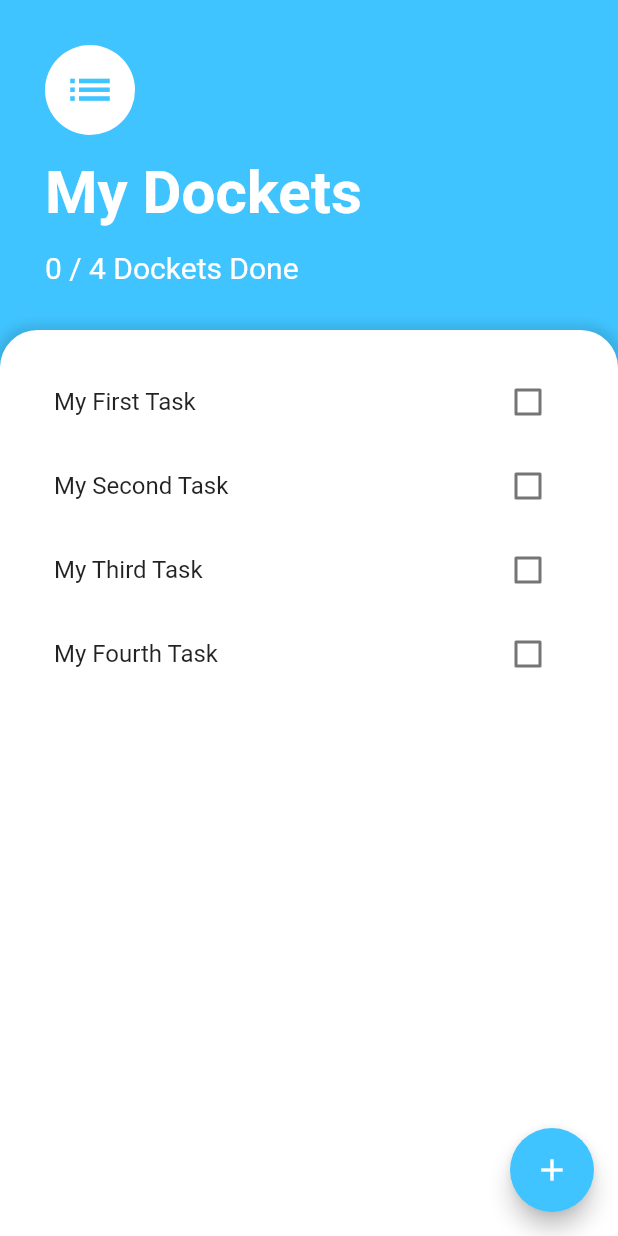
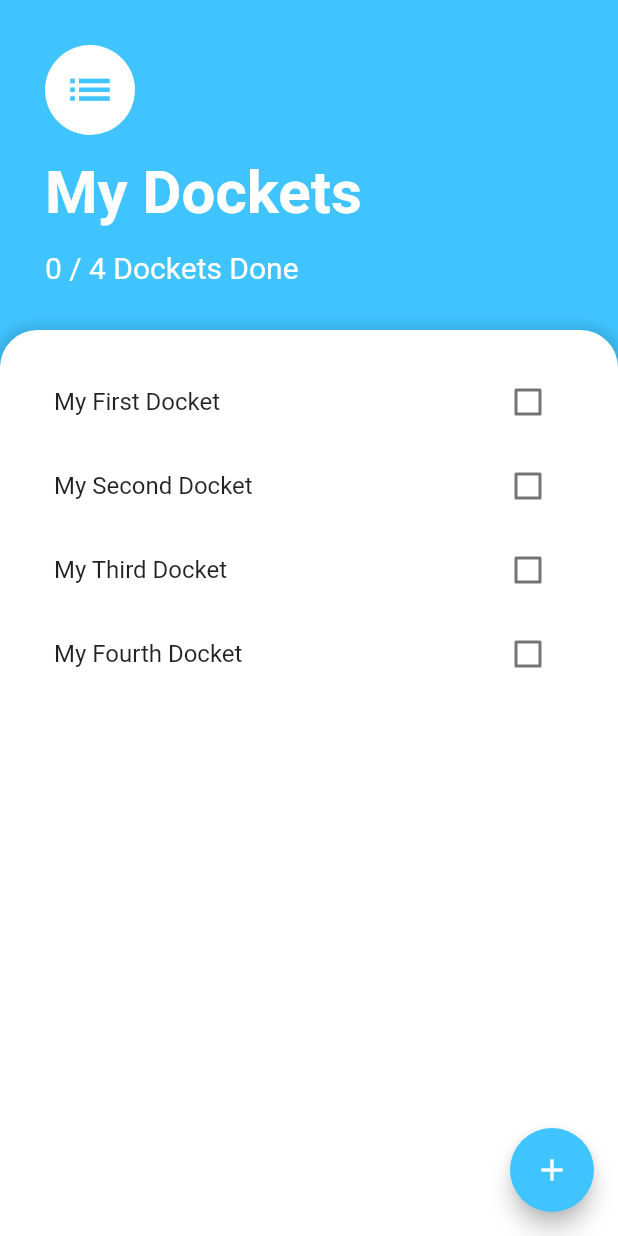
Before and after one commit to patelprashant/flutter_docket, a Flutter app: the screen it shows after launch, on a phone screen of 412 x 824 dp. Run offline on Flutter 3.47's test engine with Material 2 defaults, Android fonts, the phone set to English and light mode, and no system bars.

Commit message:
Fixed typo in files

```diff
--- a/lib/components/dockets_list.dart
+++ b/lib/components/dockets_list.dart
@@ -1,5 +1,5 @@
 import 'package:flutter/material.dart';
-import 'package:flutter_docket/model/docekt_data.dart';
+import 'package:flutter_docket/model/docket_data.dart';
 import 'package:provider/provider.dart';
 
 import 'docket_tile.dart';
--- a/lib/main.dart
+++ b/lib/main.dart
@@ -1,5 +1,5 @@
 import 'package:flutter/material.dart';
-import 'package:flutter_docket/model/docekt_data.dart';
+import 'package:flutter_docket/model/docket_data.dart';
 import 'package:flutter_docket/screens/dockets_screen.dart';
 import 'package:provider/provider.dart';
 
--- a/lib/model/docekt_data.dart
+++ b/lib/model/docket_data.dart
@@ -6,10 +6,10 @@ import 'docket.dart';
 
 class DocketData extends ChangeNotifier {
   List<Docket> _dockets = [
-    Docket(name: "My First Task"),
-    Docket(name: "My Second Task"),
-    Docket(name: "My Third Task"),
-    Docket(name: "My Fourth Task"),
+    Docket(name: "My First Docket"),
+    Docket(name: "My Second Docket"),
+    Docket(name: "My Third Docket"),
+    Docket(name: "My Fourth Docket"),
   ];
 
   UnmodifiableListView<Docket> get dockets {
--- a/lib/screens/add_docket_screen.dart
+++ b/lib/screens/add_docket_screen.dart
@@ -1,6 +1,5 @@
 import 'package:flutter/material.dart';
-import 'package:flutter_docket/model/docekt_data.dart';
-import 'package:flutter_docket/model/docket.dart';
+import 'package:flutter_docket/model/docket_data.dart';
 import 'package:provider/provider.dart';
 
 class AddDocketScreen extends StatelessWidget {
--- a/lib/screens/dockets_screen.dart
+++ b/lib/screens/dockets_screen.dart
@@ -1,5 +1,5 @@
 import 'package:flutter/material.dart';
-import 'package:flutter_docket/model/docekt_data.dart';
+import 'package:flutter_docket/model/docket_data.dart';
 import 'package:provider/provider.dart';
 
 import '../components/dockets_list.dart';
```
